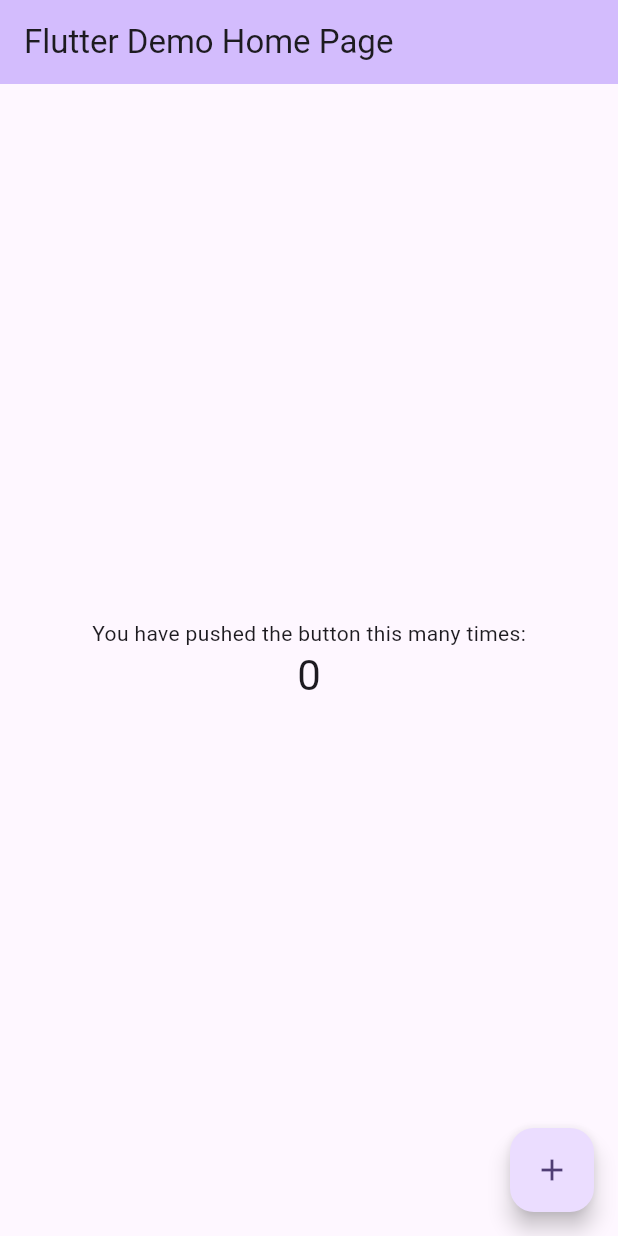
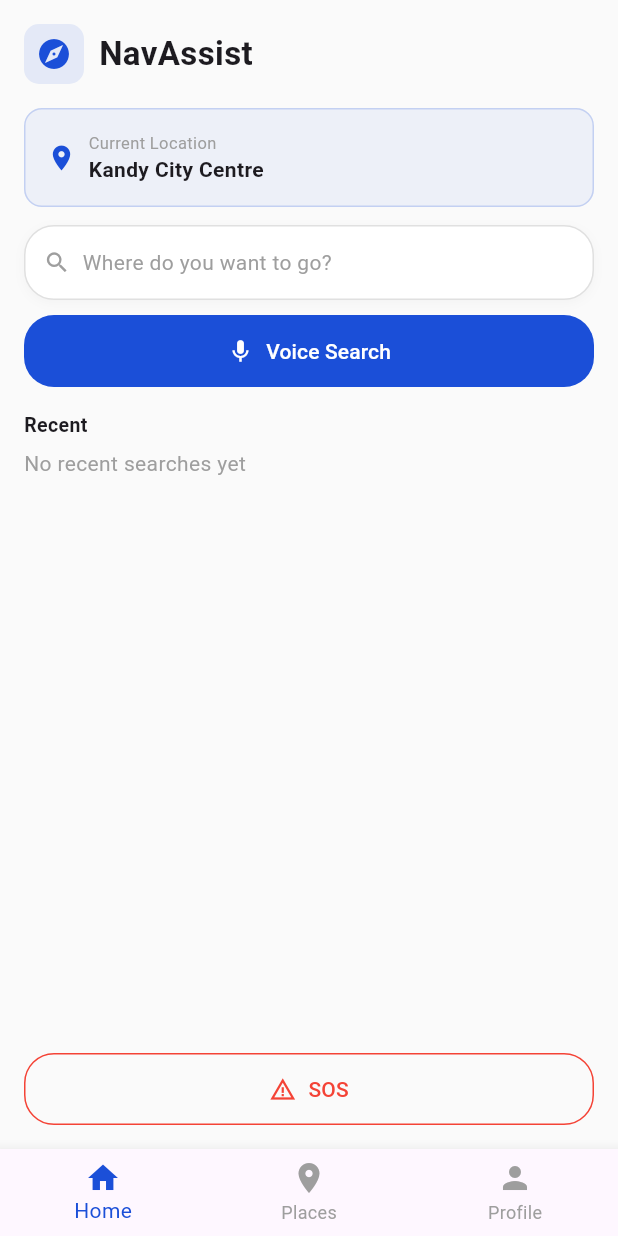
Before and after one commit to Radeesh1120000815/IT3060-WD04-NavAssist-App, a Flutter app: the screen it shows after launch, on a phone screen of 412 x 824 dp. Run offline on Flutter 3.47's test engine with Material 3 defaults, Android fonts, the phone set to English and light mode, and no system bars; our stand-ins replace cloud_firestore, firebase_auth, firebase_core, go_router; accounts and stored records are empty; network calls fail.

Commit message:
Add Home screen with Firestore recent searches and routing

```diff
--- a/lib/main.dart
+++ b/lib/main.dart
@@ -1,6 +1,7 @@
 import 'package:flutter/material.dart';
 import 'package:firebase_core/firebase_core.dart';
 import 'package:firebase_auth/firebase_auth.dart';
+import 'router.dart';
 
 void main() async {
   WidgetsFlutterBinding.ensureInitialized();
@@ -20,27 +21,10 @@ class MyApp extends StatelessWidget {
   // This widget is the root of your application.
   @override
   Widget build(BuildContext context) {
-    return MaterialApp(
+    return MaterialApp.router(
       title: 'NavAssist',
-      theme: ThemeData(
-        // This is the theme of your application.
-        //
-        // TRY THIS: Try running your application with "flutter run". You'll see
-        // the application has a purple toolbar. Then, without quitting the app,
-        // try changing the seedColor in the colorScheme below to Colors.green
-        // and then invoke "hot reload" (save your changes or press the "hot
-        // reload" button in a Flutter-supported IDE, or press "r" if you used
-        // the command line to start the app).
-        //
-        // Notice that the counter didn't reset back to zero; the application
-        // state is not lost during the reload. To reset the state, use hot
-        // restart instead.
-        //
-        // This works for code too, not just values: Most code changes can be
-        // tested with just a hot reload.
-        colorScheme: .fromSeed(seedColor: Colors.deepPurple),
-      ),
-      home: const MyHomePage(title: 'Flutter Demo Home Page'),
+      theme: ThemeData(primarySwatch: Colors.blue),
+      routerConfig: appRouter,
     );
   }
 }
--- /dev/null
+++ b/lib/router.dart
@@ -0,0 +1,24 @@
+import 'package:go_router/go_router.dart';
+import 'screens/home/home_screen.dart';
+import 'screens/home/search_screen.dart';
+import 'screens/home/results_screen.dart';
+import 'screens/home/route_options_screen.dart';
+import 'screens/home/route_details_screen.dart';
+import 'screens/home/start_navigation_screen.dart';
+
+final GoRouter appRouter = GoRouter(
+  initialLocation: '/',
+  routes: [
+    GoRoute(path: '/', builder: (context, state) => const HomeScreen()),
+    GoRoute(path: '/search', builder: (context, state) => const SearchScreen()),
+    GoRoute(path: '/results', builder: (context, state) => const ResultsScreen()),
+    GoRoute(path: '/routes', builder: (context, state) => const RouteOptionsScreen()),
+    GoRoute(path: '/details', builder: (context, state) => const RouteDetailsScreen()),
+    GoRoute(path: '/navigate', builder: (context, state) {
+      final extra = state.extra as Map<String, dynamic>?;
+      return StartNavigationScreen(destinationData: extra);
+    }),
+    // Member 2 will add: ...voiceRoutes,
+    // Member 3 will add their own safety routes similarly
+  ],
+);
--- /dev/null
+++ b/lib/screens/home/home_screen.dart
@@ -0,0 +1,194 @@
+import 'package:flutter/material.dart';
+import 'package:go_router/go_router.dart';
+import '../../services/firebase_service.dart';
+
+class HomeScreen extends StatefulWidget {
+  const HomeScreen({super.key});
+
+  @override
+  State<HomeScreen> createState() => _HomeScreenState();
+}
+
+class _HomeScreenState extends State<HomeScreen> {
+  List<Map<String, dynamic>> recentSearches = [];
+  bool isLoading = true;
+
+  static const Color primaryBlue = Color(0xFF1B4FD8);
+
+  @override
+  void initState() {
+    super.initState();
+    _loadRecent();
+  }
+
+  Future<void> _loadRecent() async {
+    final data = await FirebaseService.getDocuments('recent_searches');
+    setState(() {
+      recentSearches = data;
+      isLoading = false;
+    });
+  }
+
+  @override
+  Widget build(BuildContext context) {
+    return Scaffold(
+      backgroundColor: Colors.grey.shade50,
+      body: SafeArea(
+        child: Padding(
+          padding: const EdgeInsets.all(16),
+          child: Column(
+            crossAxisAlignment: CrossAxisAlignment.start,
+            children: [
+              Row(
+                children: [
+                  Container(
+                    padding: const EdgeInsets.all(8),
+                    decoration: BoxDecoration(
+                      color: primaryBlue.withValues(alpha:0.1),
+                      borderRadius: BorderRadius.circular(10),
+                    ),
+                    child: const Icon(Icons.explore, color: primaryBlue),
+                  ),
+                  const SizedBox(width: 10),
+                  const Text(
+                    'NavAssist',
+                    style: TextStyle(fontSize: 22, fontWeight: FontWeight.bold),
+                  ),
+                ],
+              ),
+              const SizedBox(height: 16),
+
+              // Current location card
+              Container(
+                padding: const EdgeInsets.all(14),
+                decoration: BoxDecoration(
+                  color: primaryBlue.withValues(alpha:0.06),
+                  border: Border.all(color: primaryBlue.withValues(alpha:0.2)),
+                  borderRadius: BorderRadius.circular(12),
+                ),
+                child: Row(
+                  children: [
+                    const Icon(Icons.location_on, size: 20, color: primaryBlue),
+                    const SizedBox(width: 8),
+                    Column(
+                      crossAxisAlignment: CrossAxisAlignment.start,
+                      children: const [
+                        Text('Current Location', style: TextStyle(fontSize: 11, color: Colors.grey)),
+                        Text('Kandy City Centre', style: TextStyle(fontWeight: FontWeight.w600)),
+                      ],
+                    ),
+                  ],
+                ),
+              ),
+              const SizedBox(height: 12),
+
+              // Search field
+              GestureDetector(
+                onTap: () => context.push('/search'),
+                child: Container(
+                  padding: const EdgeInsets.symmetric(horizontal: 12, vertical: 14),
+                  decoration: BoxDecoration(
+                    color: Colors.white,
+                    border: Border.all(color: Colors.grey.shade300),
+                    borderRadius: BorderRadius.circular(20),
+                    boxShadow: [
+                      BoxShadow(color: Colors.black.withValues(alpha:0.03), blurRadius: 6, offset: const Offset(0, 2)),
+                    ],
+                  ),
+                  child: Row(
+                    children: const [
+                      Icon(Icons.search, size: 18, color: Colors.grey),
+                      SizedBox(width: 8),
+                      Text('Where do you want to go?', style: TextStyle(color: Colors.grey)),
+                    ],
+                  ),
+                ),
+              ),
+              const SizedBox(height: 10),
+
+              // Voice search button
+              SizedBox(
+                width: double.infinity,
+                child: ElevatedButton.icon(
+                  onPressed: () => context.push('/search'),
+                  icon: const Icon(Icons.mic),
+                  label: const Text('Voice Search'),
+                  style: ElevatedButton.styleFrom(
+                    backgroundColor: primaryBlue,
+                    foregroundColor: Colors.white,
+                    padding: const EdgeInsets.symmetric(vertical: 14),
+                    shape: RoundedRectangleBorder(borderRadius: BorderRadius.circular(20)),
+                    elevation: 0,
+                  ),
+                ),
+              ),
+              const SizedBox(height: 16),
+
+              const Text('Recent', style: TextStyle(fontWeight: FontWeight.bold, fontSize: 13)),
+              const SizedBox(height: 6),
+
+              Expanded(
+                child: isLoading
+                    ? const Center(child: CircularProgressIndicator(color: primaryBlue))
+                    : recentSearches.isEmpty
+                        ? const Text('No recent searches yet', style: TextStyle(color: Colors.grey))
+                        : ListView.builder(
+                            itemCount: recentSearches.length,
+                            itemBuilder: (context, index) {
+                              final item = recentSearches[index];
+                              return Card(
+                                margin: const EdgeInsets.only(bottom: 6),
+                                elevation: 0,
+                                color: Colors.white,
+                                shape: RoundedRectangleBorder(
+                                  borderRadius: BorderRadius.circular(10),
+                                  side: BorderSide(color: Colors.grey.shade200),
+                                ),
+                                child: ListTile(
+                                  leading: const Icon(Icons.location_on_outlined, color: primaryBlue),
+                                  title: Text(item['name'] ?? ''),
+                                  trailing: const Icon(Icons.chevron_right),
+                                  onTap: () {
+                                    context.push('/results', extra: {'name': item['name']});
+                                  },
+                                ),
+                              );
+                            },
+                          ),
+              ),
+
+              // SOS button
+              SizedBox(
+                width: double.infinity,
+                child: OutlinedButton.icon(
+                  onPressed: () {
+                    ScaffoldMessenger.of(context).showSnackBar(
+                      const SnackBar(content: Text('SOS pressed (placeholder)')),
+                    );
+                  },
+                  icon: const Icon(Icons.warning_amber, color: Colors.red),
+                  label: const Text('SOS', style: TextStyle(color: Colors.red)),
+                  style: OutlinedButton.styleFrom(
+                    side: const BorderSide(color: Colors.red),
+                    padding: const EdgeInsets.symmetric(vertical: 14),
+                    shape: RoundedRectangleBorder(borderRadius: BorderRadius.circular(20)),
+                  ),
+                ),
+              ),
+            ],
+          ),
+        ),
+      ),
+      bottomNavigationBar: BottomNavigationBar(
+        currentIndex: 0,
+        selectedItemColor: primaryBlue,
+        unselectedItemColor: Colors.grey,
+        items: const [
+          BottomNavigationBarItem(icon: Icon(Icons.home), label: 'Home'),
+          BottomNavigationBarItem(icon: Icon(Icons.place), label: 'Places'),
+          BottomNavigationBarItem(icon: Icon(Icons.person), label: 'Profile'),
+        ],
+      ),
+    );
+  }
+}
--- /dev/null
+++ b/lib/screens/home/results_screen.dart
@@ -0,0 +1,6 @@
+import 'package:flutter/material.dart';
+class ResultsScreen extends StatelessWidget {
+  const ResultsScreen({super.key});
+  @override
+  Widget build(BuildContext context) => const Scaffold(body: Center(child: Text('Results Screen - coming next')));
+}
--- /dev/null
+++ b/lib/screens/home/route_details_screen.dart
@@ -0,0 +1,6 @@
+import 'package:flutter/material.dart';
+class RouteDetailsScreen extends StatelessWidget {
+  const RouteDetailsScreen({super.key});
+  @override
+  Widget build(BuildContext context) => const Scaffold(body: Center(child: Text('Route Details Screen - coming next')));
+}
--- /dev/null
+++ b/lib/screens/home/route_options_screen.dart
@@ -0,0 +1,6 @@
+import 'package:flutter/material.dart';
+class RouteOptionsScreen extends StatelessWidget {
+  const RouteOptionsScreen({super.key});
+  @override
+  Widget build(BuildContext context) => const Scaffold(body: Center(child: Text('Route Options Screen - coming next')));
+}
--- /dev/null
+++ b/lib/screens/home/search_screen.dart
@@ -0,0 +1,6 @@
+import 'package:flutter/material.dart';
+class SearchScreen extends StatelessWidget {
+  const SearchScreen({super.key});
+  @override
+  Widget build(BuildContext context) => const Scaffold(body: Center(child: Text('Search Screen - coming next')));
+}
--- /dev/null
+++ b/lib/screens/home/start_navigation_screen.dart
@@ -0,0 +1,7 @@
+import 'package:flutter/material.dart';
+class StartNavigationScreen extends StatelessWidget {
+  final Map<String, dynamic>? destinationData;
+  const StartNavigationScreen({super.key, this.destinationData});
+  @override
+  Widget build(BuildContext context) => const Scaffold(body: Center(child: Text('Start Navigation Screen - coming next')));
+}
```
